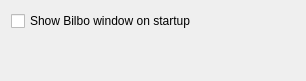
This is src/settingsbase.ui in mtux/bilbo as Qt 5 draws it before an edit. The edited form follows.
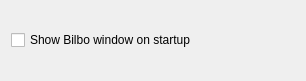
This is the edited form.

Patch:
```diff
--- a/src/settingsbase.ui
+++ b/src/settingsbase.ui
@@ -17,19 +17,6 @@
      </property>
     </widget>
    </item>
-   <item row="1" column="0" colspan="2" >
-    <spacer name="verticalSpacer" >
-     <property name="orientation" >
-      <enum>Qt::Vertical</enum>
-     </property>
-     <property name="sizeHint" stdset="0" >
-      <size>
-       <width>20</width>
-       <height>40</height>
-      </size>
-     </property>
-    </spacer>
-   </item>
   </layout>
  </widget>
  <layoutdefault spacing="6" margin="11" />
```
